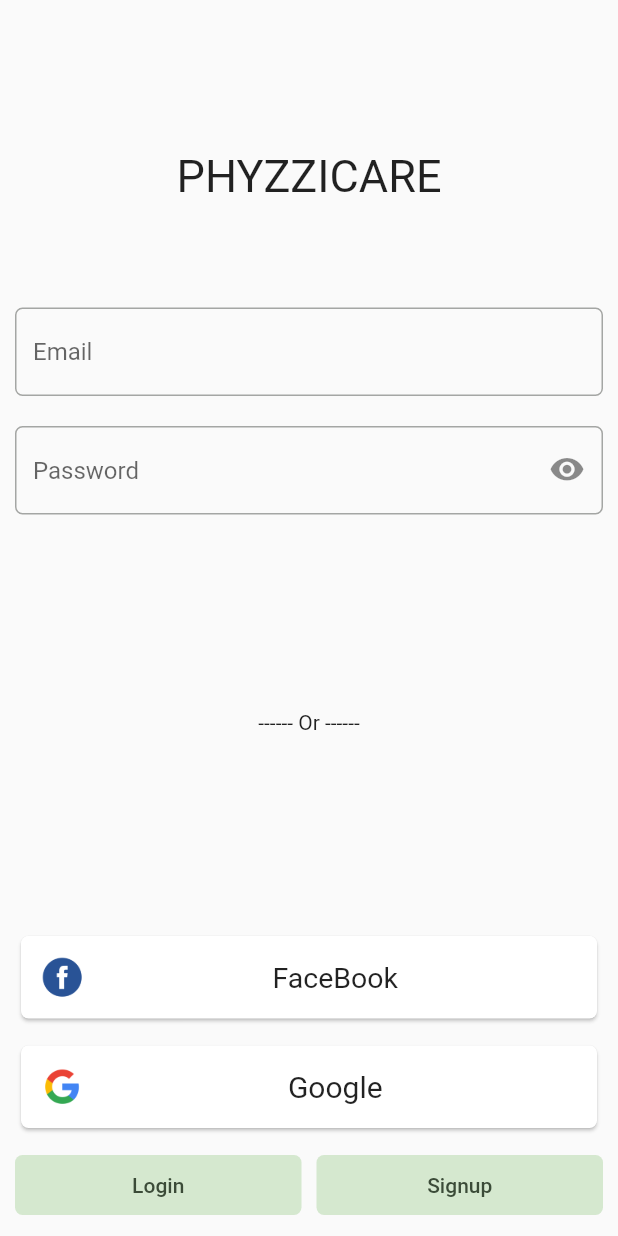
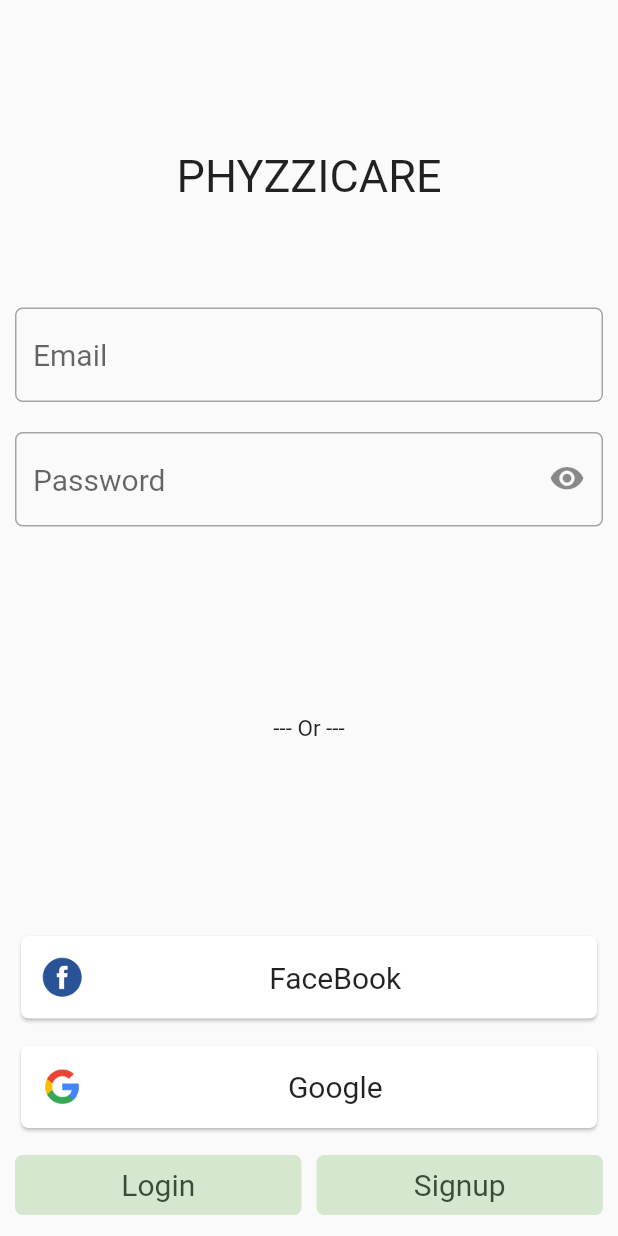
Before and after one commit to MaardinK522/trying_therapist_app, a Flutter app: the screen it shows after launch, on a phone screen of 412 x 824 dp. Run offline on Flutter 3.47's test engine with Material 2 defaults, Android fonts, the phone set to English and light mode, and no system bars; our stand-ins replace badges, fluttertoast, objectbox, shared_preferences, smooth_page_indicator; missing offline and left inert: qr_code_scanner; generated files the repository leaves out were written again.

Commit message:
Temporary font checkup update for the therapist app

```diff
--- a/lib/list_item_views/chat_history_list_view.dart
+++ b/lib/list_item_views/chat_history_list_view.dart
@@ -2,11 +2,11 @@ import 'dart:math';
 
 import 'package:flutter/material.dart';
 import 'package:provider/provider.dart';
-import 'package:therapist_side/generated/assets.dart';
 import 'package:therapist_side/models/chat_history_item_model.dart';
 import 'package:therapist_side/models/person_model.dart';
 import 'package:therapist_side/providers/person_providers.dart';
 
+import '../gen/assets.gen.dart';
 import '../routes/chat_page_route.dart';
 
 class ChatPageRouteListItemView extends StatefulWidget {
@@ -68,7 +68,7 @@ class _ChatPageRouteListItemViewState extends State<ChatPageRouteListItemView> {
                 child: ClipRRect(
                   borderRadius: BorderRadius.circular(50),
                   child: Image.asset(
-                    Assets.assetsGhandi,
+                    Assets.images.ghandi.path,
                     fit: BoxFit.cover,
                     height: 50,
                     width: 50,
--- a/lib/main.dart
+++ b/lib/main.dart
@@ -31,9 +31,16 @@ class MyApp extends StatefulWidget {
 }
 
 class MyAppState extends State<MyApp> {
+  final List<String> _appFontFamilies = [
+    "Roboto",
+    "GoogleSans",
+    "Arimo",
+  ];
+
+  late String _fontFamily = _appFontFamilies[0];
+
   Color _seedColor = Colors.green;
   ThemeMode _appThemeMode = ThemeMode.system;
-
   late ThemeData _lightTheme;
   late ThemeData _darkTheme;
 
@@ -45,7 +52,16 @@ class MyAppState extends State<MyApp> {
 
   get seedColor => _seedColor;
 
-  get currentUser => -125;
+  get currentFontFamily => _fontFamily;
+
+  List<String> get appFamilies => _appFontFamilies;
+
+  setFontFamily(String fontFamily) {
+    debugPrint(fontFamily);
+    setState(() {
+      _fontFamily = fontFamily;
+    });
+  }
 
   setSavedSeedColor() {
     SharedPreferences.getInstance().then(
@@ -71,12 +87,14 @@ class MyAppState extends State<MyApp> {
       },
     );
     _darkTheme = ThemeData(
+      fontFamily: _fontFamily,
       colorScheme: ColorScheme.fromSeed(
           seedColor: _seedColor,
           brightness: Brightness.dark,
           background: _seedColor),
     );
-    _lightTheme = ThemeData.from(
+    _lightTheme = ThemeData(
+      fontFamily: _fontFamily,
       colorScheme: ColorScheme.fromSeed(
         seedColor: _seedColor,
         brightness: Brightness.light,
@@ -145,19 +163,20 @@ class MyAppState extends State<MyApp> {
 
   @override
   void initState() {
+    SystemChrome.setPreferredOrientations([DeviceOrientation.portraitUp]);
+    super.initState();
     Timer(const Duration(seconds: 1), () {
       setState(() {
         setSavedSeedColor();
         setSavedThemeMode();
       });
     });
-    super.initState();
   }
 
   @override
   Widget build(BuildContext context) {
-    SystemChrome.setPreferredOrientations([DeviceOrientation.portraitUp]);
     _lightTheme = ThemeData(
+      fontFamily: _fontFamily,
       colorScheme: ColorScheme.fromSeed(
         seedColor: _seedColor,
         brightness: Brightness.light,
@@ -168,6 +187,7 @@ class MyAppState extends State<MyApp> {
         seedColor: _seedColor,
         brightness: Brightness.dark,
       ),
+      fontFamily: _fontFamily,
     );
     return MultiProvider(
       providers: itemProvider,
--- a/lib/models/chat_message_model.dart
+++ b/lib/models/chat_message_model.dart
@@ -4,7 +4,6 @@ import 'package:objectbox/objectbox.dart';
 class SentMessage {
   @Id(assignable: true)
   int id = 0;
-  final int sendersID;
   final String message;
   final bool isSent;
   @Property(type: PropertyType.date)
@@ -14,6 +13,5 @@ class SentMessage {
     required this.time,
     required this.message,
     this.isSent = false,
-    required this.sendersID,
   });
 }
--- a/lib/routes/call_patient_page_route.dart
+++ b/lib/routes/call_patient_page_route.dart
@@ -1,5 +1,6 @@
 import 'package:flutter/material.dart';
-import '../generated/assets.dart';
+
+import '../gen/assets.gen.dart';
 
 class CallPatientPageRoute extends StatefulWidget {
   final String patientName;
@@ -33,7 +34,7 @@ class _CallPatientPageRouteState extends State<CallPatientPageRoute> {
               ClipRRect(
                 borderRadius: BorderRadius.circular(500),
                 child: Image.asset(
-                  Assets.assetsGhandi,
+                  Assets.images.ghandi.path,
                   height: 200,
                   width: 200,
                   fit: BoxFit.cover,
--- a/lib/routes/signup_route_page.dart
+++ b/lib/routes/signup_route_page.dart
@@ -1,7 +1,7 @@
 import 'package:flutter/material.dart';
-import 'package:therapist_side/generated/assets.dart';
 import 'package:therapist_side/utils/constant_dims.dart';
 
+import '../gen/assets.gen.dart';
 import '../routes/home_page_route.dart';
 
 class SignupPageRoute extends StatelessWidget {
@@ -46,6 +46,7 @@ class SignupPageRoute extends StatelessWidget {
                     ),
                   ),
                   hintText: "Email",
+                  hintStyle: const TextStyle(fontSize: 20),
                 ),
               ),
               const SizedBox(height: 20),
@@ -74,14 +75,16 @@ class SignupPageRoute extends StatelessWidget {
                     ),
                   ),
                   hintText: "Password",
+                  hintStyle: const TextStyle(fontSize: 20),
                 ),
               ),
               const SizedBox(height: 30),
               const Expanded(
                 child: Center(
                   child: Text(
-                    "------ Or ------",
+                    "--- Or ---",
                     textAlign: TextAlign.center,
+                    style: TextStyle(fontSize: 15),
                   ),
                 ),
               ),
@@ -101,15 +104,15 @@ class SignupPageRoute extends StatelessWidget {
                         child: Row(
                           children: [
                             Image.asset(
-                              Assets.assetsFacebook,
+                              Assets.images.facebook.path,
                               fit: BoxFit.fill,
                               height: iconSize + 10,
                               width: iconSize + 10,
                             ),
-                            Expanded(
+                            const Expanded(
                               child: Text(
                                 "FaceBook",
-                                style: TextStyle(fontSize: iconSize - 6),
+                                style: TextStyle(fontSize: 20),
                                 textAlign: TextAlign.center,
                               ),
                             ),
@@ -134,15 +137,15 @@ class SignupPageRoute extends StatelessWidget {
                         child: Row(
                           children: [
                             Image.asset(
-                              Assets.assetsGoogle,
+                              Assets.images.google.path,
                               fit: BoxFit.fill,
                               height: iconSize + 10,
                               width: iconSize + 10,
                             ),
-                            Expanded(
+                            const Expanded(
                               child: Text(
                                 "Google",
-                                style: TextStyle(fontSize: iconSize - 5),
+                                style: TextStyle(fontSize: 20),
                                 textAlign: TextAlign.center,
                               ),
                             ),
@@ -159,6 +162,9 @@ class SignupPageRoute extends StatelessWidget {
                   Expanded(
                     child: FilledButton.tonal(
                       style: ButtonStyle(
+                        textStyle: const MaterialStatePropertyAll(
+                          TextStyle(fontSize: 20),
+                        ),
                         shape: MaterialStatePropertyAll(
                           RoundedRectangleBorder(
                             borderRadius: BorderRadius.circular(5),
@@ -180,6 +186,9 @@ class SignupPageRoute extends StatelessWidget {
                   Expanded(
                     child: FilledButton.tonal(
                       style: ButtonStyle(
+                        textStyle: const MaterialStatePropertyAll(
+                          TextStyle(fontSize: 20),
+                        ),
                         shape: MaterialStatePropertyAll(
                           RoundedRectangleBorder(
                             borderRadius: BorderRadius.circular(5),
--- a/lib/windows/chat_history_window.dart
+++ b/lib/windows/chat_history_window.dart
@@ -58,10 +58,10 @@ class ChatHistoryWindowState extends State<ChatHistoryWindow> with RouteAware {
       child: Scaffold(
         body: StreamBuilder<List<ChatHistoryItemModel>>(
           stream: _streamController.stream,
-          builder: (BuildContext context,
-              AsyncSnapshot<List<ChatHistoryItemModel>> snapshot) {
+          builder: (BuildContext context, snapshot) {
             if (snapshot.hasData) {
               return ListView.separated(
+                itemCount: snapshot.data!.length,
                 padding: const EdgeInsets.only(top: 10),
                 itemBuilder: (context, index) {
                   return ChatPageRouteListItemView(
@@ -77,7 +77,6 @@ class ChatHistoryWindowState extends State<ChatHistoryWindow> with RouteAware {
                     item: snapshot.data![index],
                   );
                 },
-                itemCount: snapshot.data!.length,
                 separatorBuilder: (BuildContext context, int index) {
                   return const Divider(
                     height: 20,
```
Also changed, not shown: lib/gen/assets.gen.dart (added, +111 -0 lines), lib/list_item_views/appointment_list_view.dart (+4 -5 lines), lib/objectbox-model.json (+3 -6 lines), lib/routes/chat_page_route.dart (+6 -9 lines), lib/routes/home_page_route.dart (+39 -42 lines), lib/routes/settings_route_page.dart (+38 -6 lines), pubspec.yaml (+10 -7 lines), assets/images/facebook.png (renamed from assets/facebook.png), assets/images/ghandi.jpeg (renamed from assets/ghandi.jpeg), assets/images/google.png (renamed from assets/google.png), assets/images/indian_map.jpg (renamed from assets/indian_map.jpg), fonts/arimo_regular.ttf (added), fonts/google_sans_regular.ttf (added), lib/generated/assets.dart (deleted), 2 more files.
